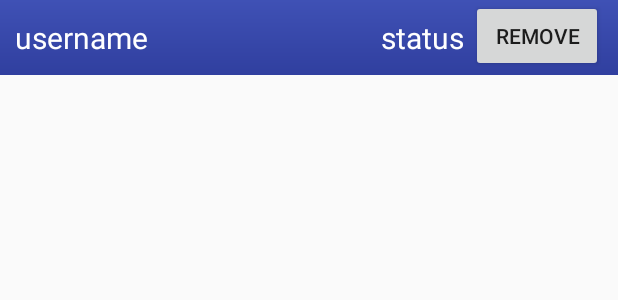
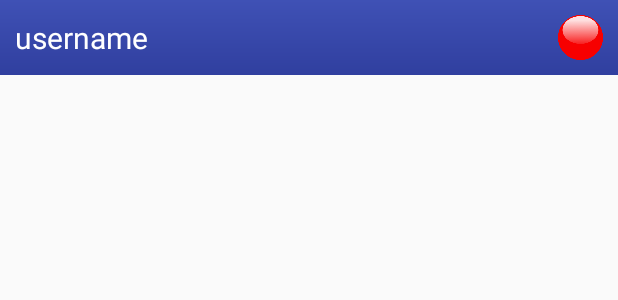
Before and after one commit to 0llum/Werewolves, an Android app: the layout display_friends_row.xml on its own in the app's theme, with its tools: preview values and no code run, on a phone screen of 412 x 824 dp. Shown: the top 300 px of the screen. Run offline under Robolectric (Android 15) with nearby library versions, the phone set to English and light mode, and no system bars.

Commit message:
Friendlist status icon + button layout

```diff
--- a/app/src/main/java/com/ollum/werewolves/BackgroundTask.java
+++ b/app/src/main/java/com/ollum/werewolves/BackgroundTask.java
@@ -349,6 +349,9 @@ public class BackgroundTask extends AsyncTask<String, Void, String>{
             case ("User is already your friend"):
                 Toast.makeText(ctx, result, Toast.LENGTH_LONG).show();
                 break;
+            case ("You cannot add yourself as a friend"):
+                Toast.makeText(ctx, result, Toast.LENGTH_LONG).show();
+                break;
             case ("Friend could not be added"):
                 Toast.makeText(ctx, result, Toast.LENGTH_LONG).show();
                 break;
--- a/app/src/main/java/com/ollum/werewolves/Menu.java
+++ b/app/src/main/java/com/ollum/werewolves/Menu.java
@@ -5,9 +5,11 @@ import android.support.v7.app.AppCompatActivity;
 import android.os.Bundle;
 import android.view.View;
 import android.widget.Button;
+import android.widget.TextView;
 
 public class Menu extends AppCompatActivity implements View.OnClickListener {
 
+    TextView welcome;
     Button bFriends, bStats, bRules, bOpenGames, bCreateGame, bLogout;
     UserLocalStore userLocalStore;
     User user;
@@ -34,6 +36,8 @@ public class Menu extends AppCompatActivity implements View.OnClickListener {
         userLocalStore = new UserLocalStore(this);
 
         user = userLocalStore.getLoggedInUser();
+        welcome = (TextView)findViewById(R.id.menu_welcome);
+        welcome.setText("Welcome, " + user.getUsername());
     }
 
     @Override
--- a/app/src/main/res/layout/display_friends_row.xml
+++ b/app/src/main/res/layout/display_friends_row.xml
@@ -19,29 +19,12 @@
         android:textColor="#FFFFFF"
         android:layout_marginLeft="10dp" />
 
-    <TextView
-        android:layout_width="60dp"
-        android:layout_height="match_parent"
+    <ImageView
+        android:layout_width="30dp"
+        android:layout_height="wrap_content"
         android:id="@+id/display_friends_row_status"
-        android:layout_alignParentLeft="true"
-        android:text="status"
-        android:textSize="20dp"
-        android:gravity="center_vertical"
-        android:singleLine="false"
-        android:layout_weight="0"
-        android:textColor="#FFFFFF"/>
-
-    <Button
-        android:layout_width="wrap_content"
-        android:layout_height="wrap_content"
-        android:text="Remove"
-        android:id="@+id/display_friends_row_remove"
-        android:layout_gravity="center_horizontal"
+        android:layout_weight="1"
+        android:src="@drawable/offline"
         android:layout_marginRight="10dp" />
 
-    <LinearLayout
-        android:orientation="vertical"
-        android:layout_width="wrap_content"
-        android:layout_height="match_parent"></LinearLayout>
-
 </LinearLayout>
```
Also changed, not shown: app/src/main/java/com/ollum/werewolves/RecyclerAdapter.java (+11 -4 lines), app/src/main/res/drawable/button_action.xml (added, +7 -0 lines), app/src/main/res/layout/friendlist.xml (+10 -6 lines), app/src/main/res/layout/login.xml (+10 -6 lines), app/src/main/res/layout/menu.xml (+39 -19 lines), app/src/main/res/layout/signup.xml (+10 -6 lines), app/src/main/res/drawable/afk.png (added), app/src/main/res/drawable/button.png (added), app/src/main/res/drawable/button_pressed.png (added), app/src/main/res/drawable/offline.png (added), app/src/main/res/drawable/online.png (added), 27 other files.
